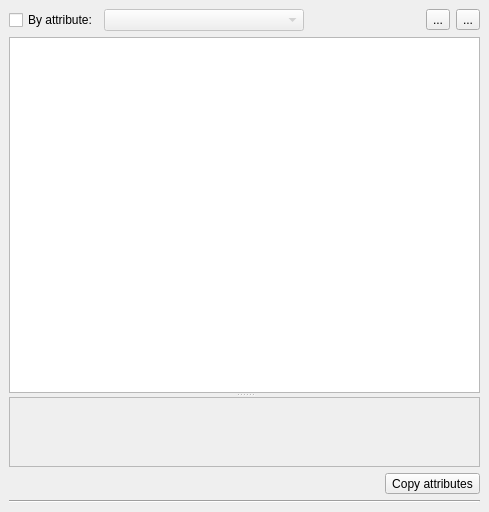
First picture: the form in gui/main_dock.ui, repository skowronskij/qattributeeditor, before the edit.
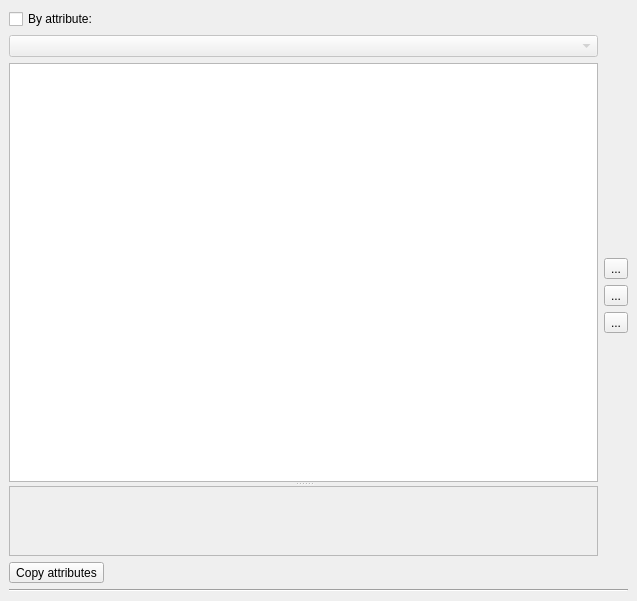
Second picture: the form after the edit. Custom widgets are drawn as their Qt base class.

Commit message: Main dockwidget - GUI changes + logic (not completed)

```diff
--- a/gui/main_dock.ui
+++ b/gui/main_dock.ui
@@ -6,15 +6,15 @@
    <rect>
     <x>0</x>
     <y>0</y>
-    <width>489</width>
-    <height>512</height>
+    <width>637</width>
+    <height>601</height>
    </rect>
   </property>
   <property name="windowTitle">
    <string>Quick Attribute Editor</string>
   </property>
   <widget class="QWidget" name="dockWidgetContents">
-   <layout class="QVBoxLayout" name="verticalLayout">
+   <layout class="QVBoxLayout" name="verticalLayout_3">
     <item>
      <layout class="QHBoxLayout" name="horizontalLayout">
       <item>
@@ -24,49 +24,26 @@
         </property>
        </widget>
       </item>
+     </layout>
+    </item>
       <item>
-       <widget class="QgsFieldComboBox" name="mFieldComboBox">
+     <layout class="QHBoxLayout" name="horizontalLayout_2">
+      <item>
+       <layout class="QVBoxLayout" name="verticalLayout_2">
+        <item>
+         <widget class="QgsFieldComboBox" name="qgsFieldCb">
         <property name="enabled">
          <bool>false</bool>
         </property>
         <property name="minimumSize">
          <size>
-          <width>200</width>
+            <width>0</width>
           <height>0</height>
          </size>
         </property>
        </widget>
       </item>
       <item>
-       <spacer name="horizontalSpacer">
-        <property name="orientation">
-         <enum>Qt::Horizontal</enum>
-        </property>
-        <property name="sizeHint" stdset="0">
-         <size>
-          <width>40</width>
-          <height>20</height>
-         </size>
-        </property>
-       </spacer>
-      </item>
-      <item>
-       <widget class="QToolButton" name="toolButton_2">
-        <property name="text">
-         <string>...</string>
-        </property>
-       </widget>
-      </item>
-      <item>
-       <widget class="QToolButton" name="toolButton">
-        <property name="text">
-         <string>...</string>
-        </property>
-       </widget>
-      </item>
-     </layout>
-    </item>
-    <item>
      <widget class="QSplitter" name="splitter">
       <property name="orientation">
        <enum>Qt::Vertical</enum>
@@ -74,7 +51,11 @@
       <property name="childrenCollapsible">
        <bool>false</bool>
       </property>
-      <widget class="QListView" name="lvFeatures"/>
+          <widget class="QListWidget" name="lwFeatures">
+           <property name="selectionMode">
+            <enum>QAbstractItemView::ExtendedSelection</enum>
+           </property>
+          </widget>
       <widget class="QScrollArea" name="saForm">
        <property name="widgetResizable">
         <bool>true</bool>
@@ -84,7 +65,7 @@
          <rect>
           <x>0</x>
           <y>0</y>
-          <width>469</width>
+              <width>302</width>
           <height>68</height>
          </rect>
         </property>
@@ -92,7 +73,62 @@
       </widget>
      </widget>
     </item>
-    <item alignment="Qt::AlignRight">
+       </layout>
+      </item>
+      <item>
+       <layout class="QVBoxLayout" name="verticalLayout">
+        <item>
+         <spacer name="verticalSpacer">
+          <property name="orientation">
+           <enum>Qt::Vertical</enum>
+          </property>
+          <property name="sizeHint" stdset="0">
+           <size>
+            <width>20</width>
+            <height>40</height>
+           </size>
+          </property>
+         </spacer>
+        </item>
+        <item>
+         <widget class="QToolButton" name="tbPrev">
+          <property name="text">
+           <string>...</string>
+          </property>
+         </widget>
+        </item>
+        <item>
+         <widget class="QToolButton" name="tbNext">
+          <property name="text">
+           <string>...</string>
+          </property>
+         </widget>
+        </item>
+        <item>
+         <widget class="QToolButton" name="tbZoom">
+          <property name="text">
+           <string>...</string>
+          </property>
+         </widget>
+        </item>
+        <item>
+         <spacer name="verticalSpacer_2">
+          <property name="orientation">
+           <enum>Qt::Vertical</enum>
+          </property>
+          <property name="sizeHint" stdset="0">
+           <size>
+            <width>20</width>
+            <height>40</height>
+           </size>
+          </property>
+         </spacer>
+        </item>
+       </layout>
+      </item>
+     </layout>
+    </item>
+    <item>
      <widget class="QToolButton" name="tbCopy">
       <property name="text">
        <string>Copy attributes</string>
```
Left out of the diff: 2 changed lines with no effect on the pictures. Lines whose indentation alone changed are shown as unchanged. The commit also changes 3 other files.
